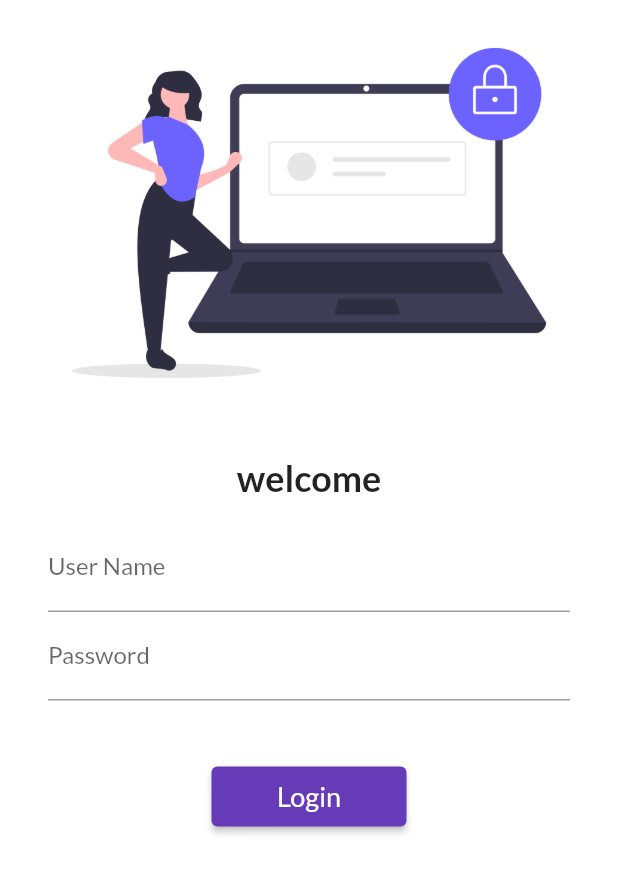
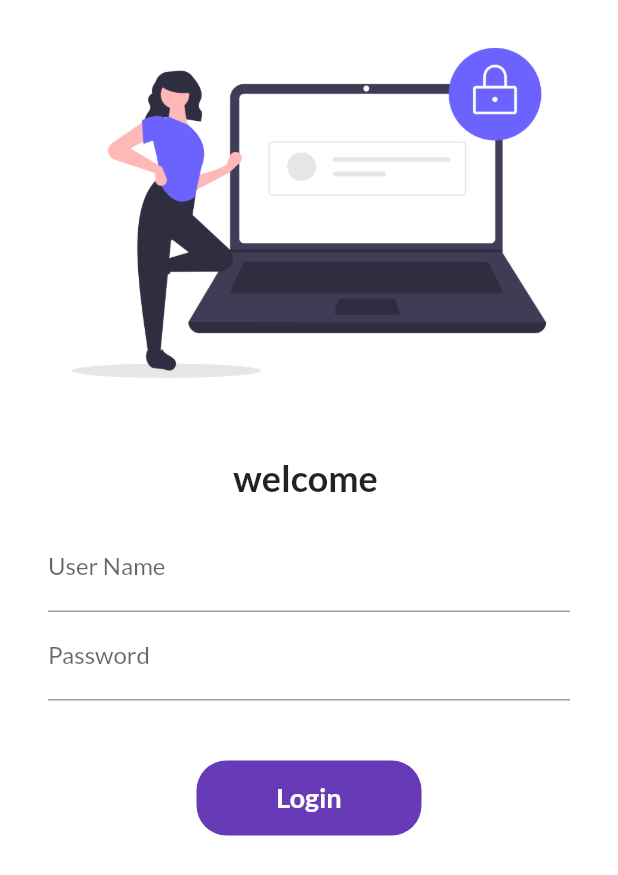
Before and after one commit to someshwari-rudra/30daysFlutter, a Flutter app: the screen it shows after launch, on a phone screen of 412 x 824 dp. Shown: the top 875 px of the screen. Run offline on Flutter 3.47's test engine with Material 2 defaults, Android fonts, the phone set to English and light mode, and no system bars; our stand-ins replace google_fonts.

Commit message:
day6completed

```diff
--- a/bloodbank/lib/pages/login_page.dart
+++ b/bloodbank/lib/pages/login_page.dart
@@ -1,9 +1,16 @@
 import 'package:bloodbank/utils/routes.dart';
 import 'package:flutter/material.dart';
 
-class loginPage extends StatelessWidget {
+class loginPage extends StatefulWidget {
   const loginPage({Key? key}) : super(key: key);
 
+  @override
+  _loginPageState createState() => _loginPageState();
+}
+
+class _loginPageState extends State<loginPage> {
+  String name = "";
+  bool ChangeButton = false;
   @override
   Widget build(BuildContext context) {
     return Material(
@@ -19,7 +26,7 @@
               height: 20.0,
             ),
             Text(
-              "welcome",
+              "welcome $name",
               style: TextStyle(fontSize: 24, fontWeight: FontWeight.bold),
             ),
             Padding(
@@ -32,6 +39,10 @@
                       hintText: "Enter User Name",
                       labelText: "User Name",
                     ),
+                    onChanged: (value) {
+                      name = value;
+                      setState(() {});
+                    },
                   ),
                   TextFormField(
                     obscureText: true,
@@ -43,16 +54,47 @@
                   SizedBox(
                     height: 40.0,
                   ),
-                  ElevatedButton(
-                    child: Text(
-                      "Login",
-                      style: TextStyle(fontSize: 18),
-                    ),
-                    style: TextButton.styleFrom(minimumSize: Size(130, 40)),
-                    onPressed: () {
+                  InkWell(
+                    onTap: () async {
+                      setState(() {
+                        ChangeButton = true;
+                      });
+                      await Future.delayed(Duration(seconds: 1));
                       Navigator.pushNamed(context, MYRoutes.homeRoute);
                     },
+                    child: AnimatedContainer(
+                      duration: Duration(seconds: 1),
+                      height: 50,
+                      width: ChangeButton ? 50 : 150,
+                      alignment: Alignment.center,
+                      child: ChangeButton
+                          ? Icon(
+                              Icons.done,
+                              color: Colors.white,
+                            )
+                          : Text(
+                              "Login",
+                              style: TextStyle(
+                                  color: Colors.white,
+                                  fontWeight: FontWeight.bold,
+                                  fontSize: 18),
+                            ),
+                      decoration: BoxDecoration(
+                          color: Colors.deepPurple,
+                          borderRadius:
+                              BorderRadius.circular(ChangeButton ? 50 : 20)),
+                    ),
                   )
+                  // ElevatedButton(
+                  //   child: Text(
+                  //     "Login",
+                  //     style: TextStyle(fontSize: 18),
+                  //   ),
+                  //   style: TextButton.styleFrom(minimumSize: Size(130, 40)),
+                  //   onPressed: () {
+                  //     Navigator.pushNamed(context, MYRoutes.homeRoute);
+                  //   },
+                  // )
                 ],
               ),
             )
```
